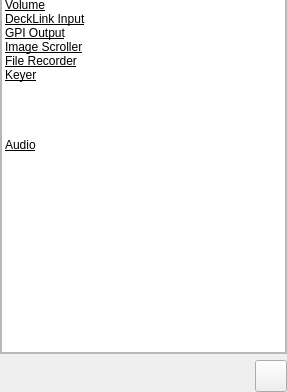
Before: the Qt Designer form Widgets/Inspector/InspectorWidget.ui in CasparCG/client, drawn with Qt 5; both pictures show x 0 to 287 and y 208 to 600 of the 287 by 600 pixel window.
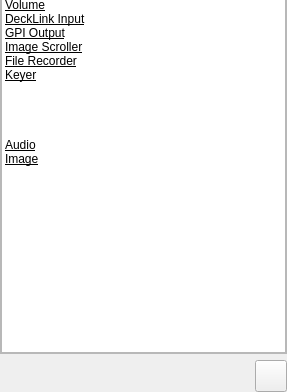
After: the same form once the commit is applied.

The edit to the form file:
```diff
--- a/Widgets/Inspector/InspectorWidget.ui
+++ b/Widgets/Inspector/InspectorWidget.ui
@@ -642,6 +642,28 @@
                </brush>
               </property>
              </item>
+             <item>
+              <property name="text">
+               <string>Image</string>
+              </property>
+              <property name="font">
+               <font>
+                <underline>true</underline>
+               </font>
+              </property>
+              <property name="textAlignment">
+               <set>AlignHCenter|AlignVCenter|AlignCenter</set>
+              </property>
+              <property name="foreground">
+               <brush brushstyle="NoBrush">
+                <color alpha="255">
+                 <red>255</red>
+                 <green>255</green>
+                 <blue>255</blue>
+                </color>
+               </brush>
+              </property>
+             </item>
             </widget>
            </item>
           </layout>
```
